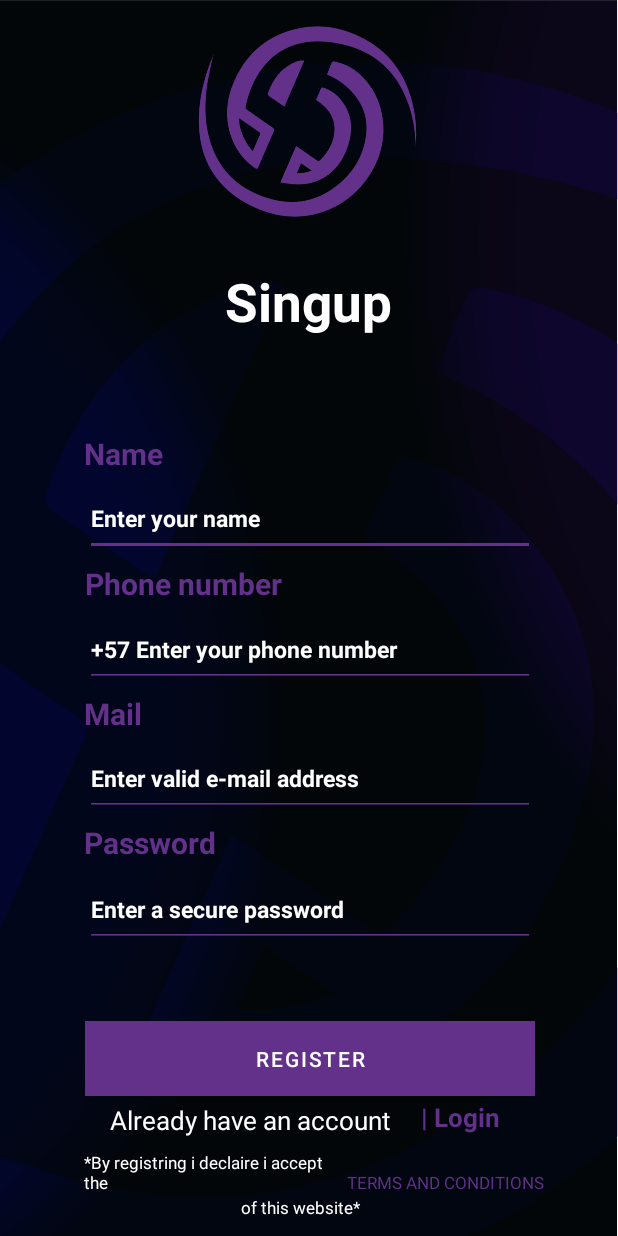
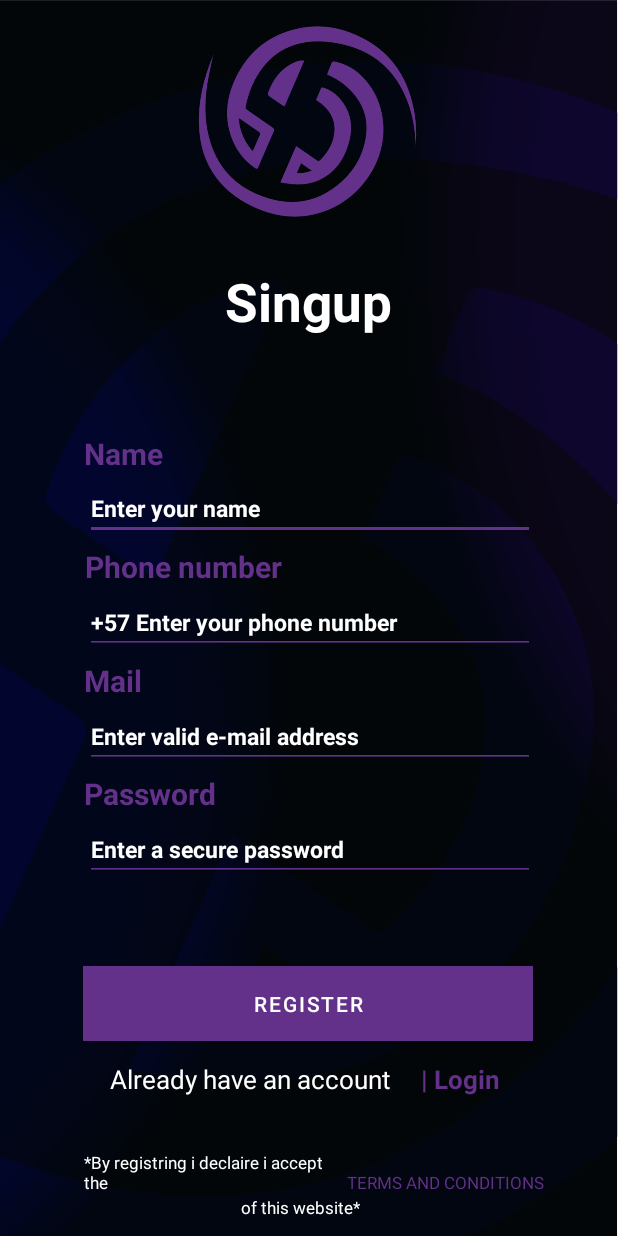
Before and after one commit to KamiloPROO/ExcelsiorAM, an Android app: the Singup screen opened directly, with no data from a screen before it, on a phone screen of 412 x 824 dp. Run offline under Robolectric (Android 15) with nearby library versions, the phone set to English and light mode, and no system bars.

Commit message:
arreglos login

```diff
--- a/app/src/main/AndroidManifest.xml
+++ b/app/src/main/AndroidManifest.xml
@@ -38,7 +38,7 @@
         <activity
             android:name=".Splash"
             android:exported="true"
-            android:theme="@android:style/Theme.DeviceDefault.NoActionBar.Fullscreen">
+            >
             <intent-filter>
                 <action android:name="android.intent.action.MAIN" />
 
--- a/app/src/main/java/ammovil/com/excelsior/ui/Dashboard/DashboarFragment.java
+++ b/app/src/main/java/ammovil/com/excelsior/ui/Dashboard/DashboarFragment.java
@@ -9,6 +9,7 @@ import android.widget.TextView;
 import androidx.annotation.NonNull;
 import androidx.fragment.app.Fragment;
 import androidx.lifecycle.ViewModelProvider;
+
 
 import ammovil.com.excelsior.databinding.FragmentDashboardBinding;
 
--- a/app/src/main/res/layout/activity_singup.xml
+++ b/app/src/main/res/layout/activity_singup.xml
@@ -52,20 +52,21 @@
     <EditText
         android:id="@+id/edNomUser"
         android:layout_width="300sp"
-        android:layout_height="50sp"
+        android:layout_height="40sp"
         android:layout_centerHorizontal="true"
         android:layout_centerVertical="true"
         android:hint="Enter your name"
+        android:textColor="@color/white"
         android:textColorHint="#ffffff"
         android:textSize="15sp"
-        android:textColor="@color/white"
         android:textStyle="bold"
         app:layout_constraintBottom_toBottomOf="parent"
         app:layout_constraintEnd_toEndOf="parent"
         app:layout_constraintHorizontal_bias="0.504"
         app:layout_constraintStart_toStartOf="parent"
         app:layout_constraintTop_toTopOf="parent"
-        app:layout_constraintVertical_bias="0.414" />
+        app:layout_constraintVertical_bias="0.408" />
+
 
     <TextView
         android:id="@+id/numUser"
@@ -80,13 +81,12 @@
         app:layout_constraintHorizontal_bias="0.201"
         app:layout_constraintStart_toStartOf="parent"
         app:layout_constraintTop_toTopOf="parent"
-        app:layout_constraintVertical_bias="0.471" />
-
+        app:layout_constraintVertical_bias="0.457" />
 
     <EditText
         android:id="@+id/edNum"
         android:layout_width="300sp"
-        android:layout_height="50sp"
+        android:layout_height="40sp"
         android:layout_centerHorizontal="true"
         android:layout_centerVertical="true"
         android:hint="+57 Enter your phone number"
@@ -99,7 +99,7 @@
         app:layout_constraintHorizontal_bias="0.504"
         app:layout_constraintStart_toStartOf="parent"
         app:layout_constraintTop_toTopOf="parent"
-        app:layout_constraintVertical_bias="0.527" />
+        app:layout_constraintVertical_bias="0.505" />
 
     <TextView
         android:id="@+id/nomEma"
@@ -114,12 +114,13 @@
         app:layout_constraintHorizontal_bias="0.15"
         app:layout_constraintStart_toStartOf="parent"
         app:layout_constraintTop_toTopOf="parent"
-        app:layout_constraintVertical_bias="0.58" />
+        app:layout_constraintVertical_bias="0.552" />
+
 
     <EditText
         android:id="@+id/edEma"
         android:layout_width="300sp"
-        android:layout_height="50sp"
+        android:layout_height="40sp"
         android:layout_centerHorizontal="true"
         android:layout_centerVertical="true"
         android:hint="Enter valid e-mail address"
@@ -132,8 +133,7 @@
         app:layout_constraintHorizontal_bias="0.504"
         app:layout_constraintStart_toStartOf="parent"
         app:layout_constraintTop_toTopOf="parent"
-        app:layout_constraintVertical_bias="0.638" />
-
+        app:layout_constraintVertical_bias="0.602" />
 
     <TextView
         android:id="@+id/nomPass"
@@ -148,12 +148,12 @@
         app:layout_constraintHorizontal_bias="0.173"
         app:layout_constraintStart_toStartOf="parent"
         app:layout_constraintTop_toTopOf="parent"
-        app:layout_constraintVertical_bias="0.688" />
+        app:layout_constraintVertical_bias="0.647" />
 
     <EditText
         android:id="@+id/edPass"
         android:layout_width="300sp"
-        android:layout_height="50sp"
+        android:layout_height="40sp"
         android:layout_centerHorizontal="true"
         android:layout_centerVertical="true"
         android:hint="Enter a secure password"
@@ -166,7 +166,7 @@
         app:layout_constraintHorizontal_bias="0.504"
         app:layout_constraintStart_toStartOf="parent"
         app:layout_constraintTop_toTopOf="parent"
-        app:layout_constraintVertical_bias="0.751" />
+        app:layout_constraintVertical_bias="0.698" />
 
     <Button
         android:id="@+id/btnRegis"
@@ -177,10 +177,11 @@
         android:textColor="@color/white"
         app:layout_constraintBottom_toBottomOf="parent"
         app:layout_constraintEnd_toEndOf="parent"
-        app:layout_constraintHorizontal_bias="0.504"
+        app:layout_constraintHorizontal_bias="0.495"
         app:layout_constraintStart_toStartOf="parent"
         app:layout_constraintTop_toTopOf="parent"
-        app:layout_constraintVertical_bias="0.879" />
+        app:layout_constraintVertical_bias="0.832" />
+
 
     <TextView
         android:id="@+id/txtNC"
@@ -194,8 +195,7 @@
         app:layout_constraintHorizontal_bias="0.328"
         app:layout_constraintStart_toStartOf="parent"
         app:layout_constraintTop_toTopOf="parent"
-        app:layout_constraintVertical_bias="0.918" />
-
+        app:layout_constraintVertical_bias="0.884" />
 
     <TextView
         android:id="@+id/txtLoginC"
@@ -210,7 +210,7 @@
         app:layout_constraintHorizontal_bias="0.2"
         app:layout_constraintStart_toEndOf="@+id/txtNC"
         app:layout_constraintTop_toTopOf="parent"
-        app:layout_constraintVertical_bias="0.916" />
+        app:layout_constraintVertical_bias="0.884" />
 
     <TextView
         android:id="@+id/txtFinal"
--- a/app/src/main/res/menu/activity_main_menu_drawer.xml
+++ b/app/src/main/res/menu/activity_main_menu_drawer.xml
@@ -35,6 +35,6 @@
         <item
             android:id="@+id/nav_support"
             android:icon="@drawable/support1"
-            android:title="My Team" />
+            android:title="Support" />
     </group>
 </menu>
```
Also changed, not shown: app/src/main/res/layout/activity_main.xml (+9 -9 lines), app/src/main/res/layout/nav_header_main_menu.xml (+4 -3 lines), app/src/main/res/navigation/mobile_navigation2.xml (+4 -4 lines).
